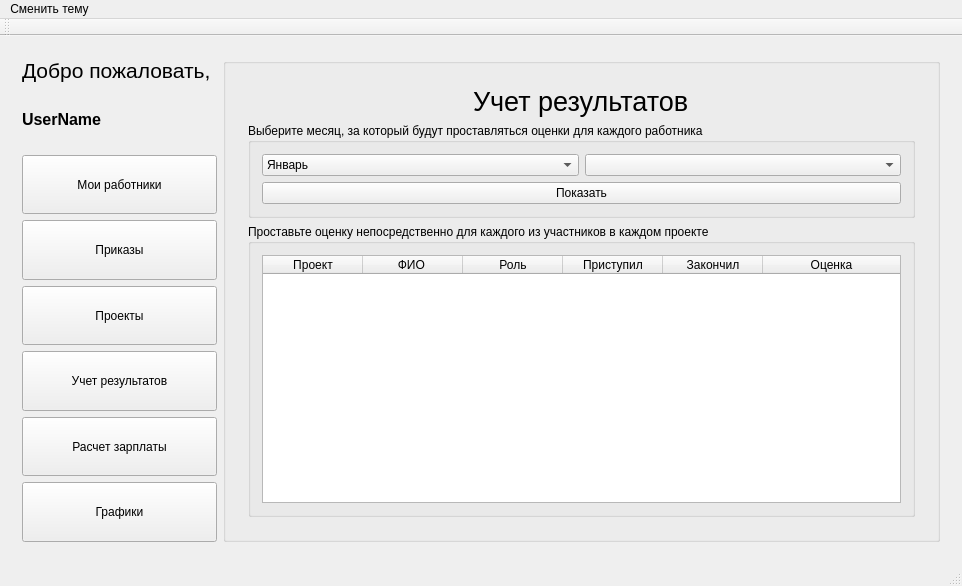
This is salary/salary.ui in a-mihaylov/salary as Qt 5 draws it before an edit. The edited form follows.
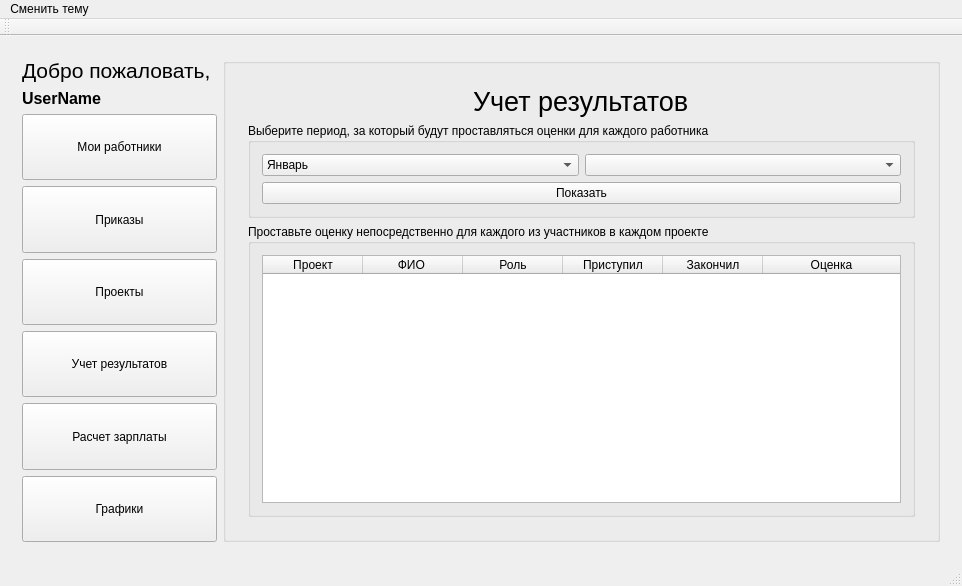
This is the edited form. The open tabs and pages were chosen to show the change. Custom widgets are drawn as their Qt base class.

Commit message: Реализовано разделение графической оболочки на роли

What changed in the file:
```diff
--- a/salary/salary.ui
+++ b/salary/salary.ui
@@ -891,7 +891,7 @@
                <item>
                 <widget class="QGroupBox" name="groupBox_6">
                  <property name="title">
-                  <string>Выберите месяц, за который будут проставляться оценки для каждого работника</string>
+                  <string>Выберите период, за который будут проставляться оценки для каждого работника</string>
                  </property>
                  <layout class="QGridLayout" name="gridLayout_7">
                   <item row="1" column="0" colspan="2">
@@ -1717,10 +1717,23 @@
           </property>
          </widget>
         </item>
+        <item row="7" column="0">
+         <widget class="QPushButton" name="menu_graphics">
+          <property name="sizePolicy">
+           <sizepolicy hsizetype="Minimum" vsizetype="Expanding">
+            <horstretch>0</horstretch>
+            <verstretch>0</verstretch>
+           </sizepolicy>
+          </property>
+          <property name="text">
+           <string>Графики</string>
+          </property>
+         </widget>
+        </item>
         <item row="2" column="0">
          <widget class="QPushButton" name="menu_worker">
           <property name="sizePolicy">
-           <sizepolicy hsizetype="Minimum" vsizetype="Minimum">
+           <sizepolicy hsizetype="Minimum" vsizetype="Expanding">
             <horstretch>0</horstretch>
             <verstretch>0</verstretch>
            </sizepolicy>
@@ -1730,10 +1743,23 @@
           </property>
          </widget>
         </item>
+        <item row="6" column="0">
+         <widget class="QPushButton" name="menu_salary">
+          <property name="sizePolicy">
+           <sizepolicy hsizetype="Minimum" vsizetype="Expanding">
+            <horstretch>0</horstretch>
+            <verstretch>0</verstretch>
+           </sizepolicy>
+          </property>
+          <property name="text">
+           <string>Расчет зарплаты</string>
+          </property>
+         </widget>
+        </item>
         <item row="3" column="0">
          <widget class="QPushButton" name="menu_prikaz">
           <property name="sizePolicy">
-           <sizepolicy hsizetype="Minimum" vsizetype="Minimum">
+           <sizepolicy hsizetype="Minimum" vsizetype="Expanding">
             <horstretch>0</horstretch>
             <verstretch>0</verstretch>
            </sizepolicy>
@@ -1746,7 +1772,7 @@
         <item row="4" column="0">
          <widget class="QPushButton" name="menu_project">
           <property name="sizePolicy">
-           <sizepolicy hsizetype="Minimum" vsizetype="Minimum">
+           <sizepolicy hsizetype="Minimum" vsizetype="Expanding">
             <horstretch>0</horstretch>
             <verstretch>0</verstretch>
            </sizepolicy>
@@ -1759,7 +1785,7 @@
         <item row="5" column="0">
          <widget class="QPushButton" name="menu_accounting">
           <property name="sizePolicy">
-           <sizepolicy hsizetype="Minimum" vsizetype="Minimum">
+           <sizepolicy hsizetype="Minimum" vsizetype="Expanding">
             <horstretch>0</horstretch>
             <verstretch>0</verstretch>
            </sizepolicy>
@@ -1769,32 +1795,6 @@
           </property>
          </widget>
         </item>
-        <item row="6" column="0">
-         <widget class="QPushButton" name="menu_salary">
-          <property name="sizePolicy">
-           <sizepolicy hsizetype="Minimum" vsizetype="Minimum">
-            <horstretch>0</horstretch>
-            <verstretch>0</verstretch>
-           </sizepolicy>
-          </property>
-          <property name="text">
-           <string>Расчет зарплаты</string>
-          </property>
-         </widget>
-        </item>
-        <item row="7" column="0">
-         <widget class="QPushButton" name="menu_graphics">
-          <property name="sizePolicy">
-           <sizepolicy hsizetype="Minimum" vsizetype="Minimum">
-            <horstretch>0</horstretch>
-            <verstretch>0</verstretch>
-           </sizepolicy>
-          </property>
-          <property name="text">
-           <string>Графики</string>
-          </property>
-         </widget>
-        </item>
        </layout>
       </widget>
       <widget class="QWidget" name="enter">
```
Left out of the diff: 6 changed lines with no effect on the pictures. The commit also changes 2 other files.
